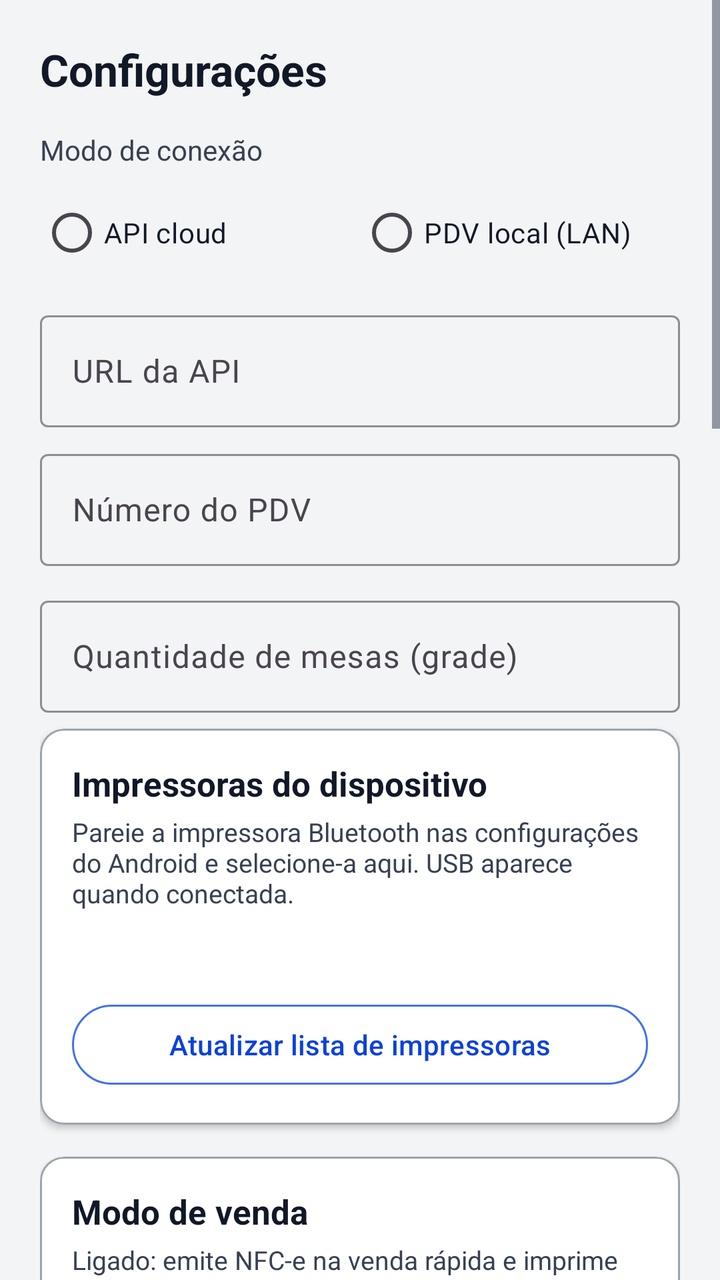
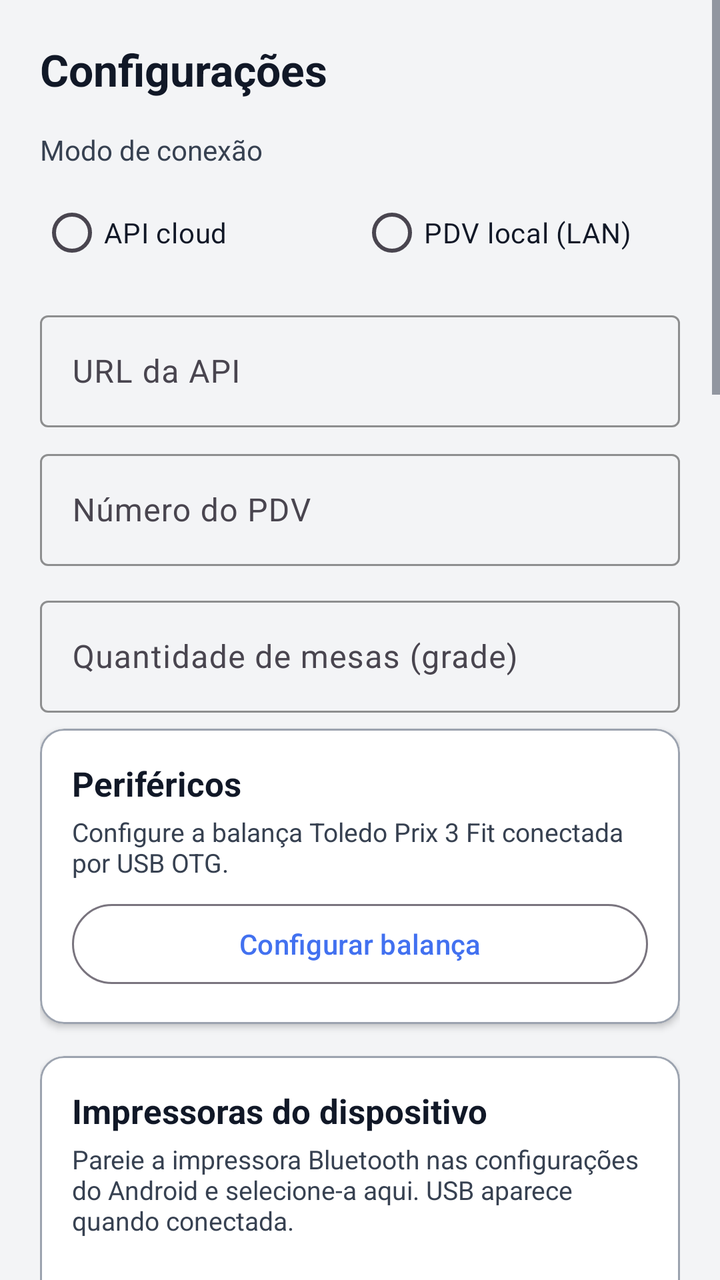

Compare the two renders of this Android layout. The source of the first and the diff that turns it into the second are given below.
<!-- AndroidManifest.xml: application theme Theme.POSmaisgestao -->
<!-- res/layout/activity_config.xml -->
<?xml version="1.0" encoding="utf-8"?>
<ScrollView xmlns:android="http://schemas.android.com/apk/res/android"
    xmlns:app="http://schemas.android.com/apk/res-auto"
    android:layout_width="match_parent"
    android:layout_height="match_parent"
    android:background="@color/surface"
    android:descendantFocusability="beforeDescendants"
    android:fillViewport="true"
    android:focusableInTouchMode="true">

    <LinearLayout
        android:layout_width="match_parent"
        android:layout_height="wrap_content"
        android:orientation="vertical"
        android:padding="20dp">

        <TextView
            android:layout_width="match_parent"
            android:layout_height="wrap_content"
            android:layout_marginBottom="16dp"
            android:text="@string/configuracoes"
            android:textColor="@color/foreground"
            android:textSize="22sp"
            android:textStyle="bold" />

        <TextView
            android:layout_width="match_parent"
            android:layout_height="wrap_content"
            android:layout_marginBottom="8dp"
            android:text="@string/conexao_modo"
            android:textColor="@color/muted_foreground" />

        <RadioGroup
            android:id="@+id/radioGrupoConexao"
            android:layout_width="match_parent"
            android:layout_height="wrap_content"
            android:layout_marginBottom="12dp"
            android:orientation="horizontal">

            <RadioButton
                android:id="@+id/radioConexaoCloud"
                android:layout_width="0dp"
                android:layout_height="wrap_content"
                android:layout_weight="1"
                android:text="@string/conexao_cloud"
                android:textColor="@color/foreground" />

            <RadioButton
                android:id="@+id/radioConexaoPdv"
                android:layout_width="0dp"
                android:layout_height="wrap_content"
                android:layout_weight="1"
                android:text="@string/conexao_pdv_local"
                android:textColor="@color/foreground" />
        </RadioGroup>

        <com.google.android.material.textfield.TextInputLayout
            android:id="@+id/layoutUrlApi"
            android:layout_width="match_parent"
            android:layout_height="wrap_content"
            android:layout_marginBottom="8dp"
            android:hint="@string/url_api"
            app:hintTextColor="@color/muted_foreground"
            app:boxStrokeColor="@color/primary">

            <com.google.android.material.textfield.TextInputEditText
                android:id="@+id/inputUrlApi"
                android:layout_width="match_parent"
                android:layout_height="wrap_content"
                android:inputType="textUri"
                android:minHeight="56dp"
                android:textColor="@color/foreground"
                android:textColorHint="@color/muted_foreground" />
        </com.google.android.material.textfield.TextInputLayout>

        <com.google.android.material.button.MaterialButton
            android:id="@+id/btnLerQrPdv"
            style="@style/Widget.Material3.Button.OutlinedButton"
            android:layout_width="match_parent"
            android:layout_height="wrap_content"
            android:layout_marginBottom="8dp"
            android:text="@string/ler_qr_pdv"
            android:visibility="gone" />

        <LinearLayout
            android:id="@+id/blocoAcoesPdv"
            android:layout_width="match_parent"
            android:layout_height="wrap_content"
            android:layout_marginBottom="12dp"
            android:orientation="horizontal"
            android:visibility="gone">

            <com.google.android.material.button.MaterialButton
                android:id="@+id/btnTestarPdv"
                style="@style/Widget.Material3.Button.OutlinedButton"
                android:layout_width="0dp"
                android:layout_height="wrap_content"
                android:layout_marginEnd="8dp"
                android:layout_weight="1"
                android:text="@string/testar_pdv" />

            <com.google.android.material.button.MaterialButton
                android:id="@+id/btnCarregarCatalogo"
                android:layout_width="0dp"
                android:layout_height="wrap_content"
                android:layout_weight="1"
                android:text="@string/carregar_catalogo" />
        </LinearLayout>

        <com.google.android.material.textfield.TextInputLayout
            android:id="@+id/layoutNumeroPdv"
            android:layout_width="match_parent"
            android:layout_height="wrap_content"
            android:layout_marginBottom="12dp"
            android:hint="@string/numero_pdv"
            app:hintTextColor="@color/muted_foreground"
            app:boxStrokeColor="@color/primary">

            <com.google.android.material.textfield.TextInputEditText
                android:id="@+id/inputNumeroPdv"
                android:layout_width="match_parent"
                android:layout_height="wrap_content"
                android:inputType="number"
                android:minHeight="56dp"
                android:textColor="@color/foreground"
                android:textColorHint="@color/muted_foreground" />
        </com.google.android.material.textfield.TextInputLayout>

        <com.google.android.material.textfield.TextInputLayout
            android:id="@+id/layoutQuantidadeMesas"
            android:layout_width="match_parent"
            android:layout_height="wrap_content"
            android:layout_marginBottom="8dp"
            android:hint="@string/quantidade_mesas"
            app:hintTextColor="@color/muted_foreground"
            app:boxStrokeColor="@color/primary">

            <com.google.android.material.textfield.TextInputEditText
                android:id="@+id/inputQuantidadeMesas"
                android:layout_width="match_parent"
                android:layout_height="wrap_content"
                android:inputType="number"
                android:minHeight="56dp"
                android:textColor="@color/foreground"
                android:textColorHint="@color/muted_foreground" />
        </com.google.android.material.textfield.TextInputLayout>

        <TextView
            android:id="@+id/txtConfigOrigemPdv"
            android:layout_width="match_parent"
            android:layout_height="wrap_content"
            android:layout_marginBottom="16dp"
            android:text="@string/config_origem_pdv"
            android:textColor="@color/muted_foreground"
            android:textSize="13sp"
            android:visibility="gone" />

        <com.google.android.material.card.MaterialCardView
            android:layout_width="match_parent"
            android:layout_height="wrap_content"
            android:layout_marginBottom="16dp"
            app:cardBackgroundColor="@color/card"
            app:cardCornerRadius="12dp"
            app:cardElevation="2dp"
            app:strokeColor="@color/border"
            app:strokeWidth="1dp">

            <LinearLayout
                android:layout_width="match_parent"
                android:layout_height="wrap_content"
                android:orientation="vertical"
                android:padding="16dp">

                <TextView
                    android:layout_width="match_parent"
                    android:layout_height="wrap_content"
                    android:layout_marginBottom="4dp"
                    android:text="@string/impressoras_titulo"
                    android:textColor="@color/foreground"
                    android:textSize="17sp"
                    android:textStyle="bold" />

                <TextView
                    android:layout_width="match_parent"
                    android:layout_height="wrap_content"
                    android:layout_marginBottom="8dp"
                    android:text="@string/impressoras_ajuda"
                    android:textColor="@color/muted_foreground"
                    android:textSize="13sp" />

                <TextView
                    android:id="@+id/txtImpressoraSelecionada"
                    android:layout_width="match_parent"
                    android:layout_height="wrap_content"
                    android:layout_marginBottom="8dp"
                    android:textColor="@color/primary_dark"
                    android:textSize="14sp"
                    android:textStyle="bold" />

                <LinearLayout
                    android:id="@+id/listaImpressoras"
                    android:layout_width="match_parent"
                    android:layout_height="wrap_content"
                    android:orientation="vertical"
                    android:layout_marginBottom="8dp" />

                <TextView
                    android:id="@+id/txtSemImpressoras"
                    android:layout_width="match_parent"
                    android:layout_height="wrap_content"
                    android:layout_marginBottom="8dp"
                    android:text="@string/sem_impressoras_encontradas"
                    android:textColor="@color/muted_foreground"
                    android:textSize="13sp"
                    android:visibility="gone" />

                <com.google.android.material.button.MaterialButton
                    android:id="@+id/btnAtualizarImpressoras"
                    style="@style/Widget.Material3.Button.OutlinedButton"
                    android:layout_width="match_parent"
                    android:layout_height="wrap_content"
                    android:text="@string/atualizar_impressoras"
                    android:textColor="@color/primary_dark"
                    app:strokeColor="@color/primary" />
            </LinearLayout>
        </com.google.android.material.card.MaterialCardView>

        <com.google.android.material.card.MaterialCardView
            android:layout_width="match_parent"
            android:layout_height="wrap_content"
            android:layout_marginBottom="16dp"
            app:cardBackgroundColor="@color/card"
            app:cardCornerRadius="12dp"
            app:cardElevation="2dp"
            app:strokeColor="@color/border"
            app:strokeWidth="1dp">

            <LinearLayout
                android:layout_width="match_parent"
                android:layout_height="wrap_content"
                android:orientation="vertical"
                android:padding="16dp">

                <TextView
                    android:layout_width="match_parent"
                    android:layout_height="wrap_content"
                    android:layout_marginBottom="4dp"
                    android:text="@string/modo_venda_titulo"
                    android:textColor="@color/foreground"
                    android:textSize="17sp"
                    android:textStyle="bold" />

                <TextView
                    android:layout_width="match_parent"
                    android:layout_height="wrap_content"
                    android:layout_marginBottom="8dp"
                    android:text="@string/modo_venda_ajuda"
                    android:textColor="@color/muted_foreground"
                    android:textSize="13sp" />

                <com.google.android.material.switchmaterial.SwitchMaterial
                    android:id="@+id/switchEmitirNfcePos"
                    android:layout_width="match_parent"
                    android:layout_height="wrap_content"
                    android:minHeight="56dp"
                    android:text="@string/emitir_nfce_pos"
                    android:textColor="@color/foreground" />

                <com.google.android.material.switchmaterial.SwitchMaterial
                    android:id="@+id/switchFichasEvento"
                    android:layout_width="match_parent"
                    android:layout_height="wrap_content"
                    android:layout_marginTop="8dp"
                    android:minHeight="56dp"
                    android:text="@string/imprimir_fichas_evento"
                    android:textColor="@color/foreground" />

                <TextView
                    android:layout_width="match_parent"
                    android:layout_height="wrap_content"
                    android:layout_marginTop="4dp"
                    android:text="@string/fichas_evento_ajuda"
                    android:textColor="@color/muted_foreground"
                    android:textSize="13sp" />
            </LinearLayout>
        </com.google.android.material.card.MaterialCardView>

        <com.google.android.material.card.MaterialCardView
            android:layout_width="match_parent"
            android:layout_height="wrap_content"
            android:layout_marginBottom="16dp"
            app:cardBackgroundColor="@color/card"
            app:cardCornerRadius="12dp"
            app:cardElevation="2dp"
            app:strokeColor="@color/border"
            app:strokeWidth="1dp">

            <LinearLayout
                android:layout_width="match_parent"
                android:layout_height="wrap_content"
                android:orientation="vertical"
                android:padding="16dp">

                <TextView
                    android:layout_width="match_parent"
                    android:layout_height="wrap_content"
                    android:layout_marginBottom="4dp"
                    android:text="@string/pix_config_titulo"
                    android:textColor="@color/foreground"
                    android:textSize="17sp"
                    android:textStyle="bold" />

                <TextView
                    android:layout_width="match_parent"
                    android:layout_height="wrap_content"
                    android:layout_marginBottom="8dp"
                    android:text="@string/pix_config_ajuda"
                    android:textColor="@color/muted_foreground"
                    android:textSize="13sp" />

                <com.google.android.material.switchmaterial.SwitchMaterial
                    android:id="@+id/switchPixQr"
                    android:layout_width="match_parent"
                    android:layout_height="wrap_content"
                    android:minHeight="56dp"
                    android:text="@string/habilitar_pix_qr"
                    android:textColor="@color/foreground" />

                <com.google.android.material.textfield.TextInputLayout
                    android:layout_width="match_parent"
                    android:layout_height="wrap_content"
                    android:layout_marginTop="8dp"
                    android:hint="@string/chave_pix"
                    app:boxStrokeColor="@color/primary"
                    app:hintTextColor="@color/muted_foreground">

                    <com.google.android.material.textfield.TextInputEditText
                        android:id="@+id/inputChavePix"
                        android:layout_width="match_parent"
                        android:layout_height="wrap_content"
                        android:inputType="textEmailAddress"
                        android:minHeight="56dp"
                        android:textColor="@color/foreground"
                        android:textColorHint="@color/muted_foreground" />
                </com.google.android.material.textfield.TextInputLayout>

                <com.google.android.material.textfield.TextInputLayout
                    android:layout_width="match_parent"
                    android:layout_height="wrap_content"
                    android:layout_marginTop="8dp"
                    android:hint="@string/nome_recebedor_pix"
                    app:boxStrokeColor="@color/primary"
                    app:hintTextColor="@color/muted_foreground">

                    <com.google.android.material.textfield.TextInputEditText
                        android:id="@+id/inputNomePix"
                        android:layout_width="match_parent"
                        android:layout_height="wrap_content"
                        android:inputType="textPersonName"
                        android:minHeight="56dp"
                        android:textColor="@color/foreground"
                        android:textColorHint="@color/muted_foreground" />
                </com.google.android.material.textfield.TextInputLayout>

                <com.google.android.material.textfield.TextInputLayout
                    android:layout_width="match_parent"
                    android:layout_height="wrap_content"
                    android:layout_marginTop="8dp"
                    android:hint="@string/cidade_pix"
                    app:boxStrokeColor="@color/primary"
                    app:hintTextColor="@color/muted_foreground">

                    <com.google.android.material.textfield.TextInputEditText
                        android:id="@+id/inputCidadePix"
                        android:layout_width="match_parent"
                        android:layout_height="wrap_content"
                        android:inputType="text"
                        android:minHeight="56dp"
                        android:textColor="@color/foreground"
                        android:textColorHint="@color/muted_foreground" />
                </com.google.android.material.textfield.TextInputLayout>
            </LinearLayout>
        </com.google.android.material.card.MaterialCardView>

        <com.google.android.material.card.MaterialCardView
            android:layout_width="match_parent"
            android:layout_height="wrap_content"
            android:layout_marginBottom="16dp"
            app:cardBackgroundColor="@color/card"
            app:cardCornerRadius="12dp"
            app:cardElevation="2dp"
            app:strokeColor="@color/border"
            app:strokeWidth="1dp">

            <LinearLayout
                android:layout_width="match_parent"
                android:layout_height="wrap_content"
                android:orientation="vertical"
                android:padding="16dp">

                <TextView
                    android:layout_width="match_parent"
                    android:layout_height="wrap_content"
                    android:layout_marginBottom="4dp"
                    android:text="@string/tema_titulo"
                    android:textColor="@color/foreground"
                    android:textSize="17sp"
                    android:textStyle="bold" />

                <TextView
                    android:layout_width="match_parent"
                    android:layout_height="wrap_content"
                    android:layout_marginBottom="8dp"
                    android:text="@string/tema_ajuda"
                    android:textColor="@color/muted_foreground"
                    android:textSize="13sp" />

                <RadioGroup
                    android:id="@+id/radioGrupoTema"
                    android:layout_width="match_parent"
                    android:layout_height="wrap_content"
                    android:orientation="vertical">

                    <RadioButton
                        android:id="@+id/radioTemaClaro"
                        android:layout_width="match_parent"
                        android:layout_height="wrap_content"
                        android:minHeight="48dp"
                        android:text="@string/tema_claro"
                        android:textColor="@color/foreground" />

                    <RadioButton
                        android:id="@+id/radioTemaEscuro"
                        android:layout_width="match_parent"
                        android:layout_height="wrap_content"
                        android:minHeight="48dp"
                        android:text="@string/tema_escuro"
                        android:textColor="@color/foreground" />

                    <RadioButton
                        android:id="@+id/radioTemaSistema"
                        android:layout_width="match_parent"
                        android:layout_height="wrap_content"
                        android:minHeight="48dp"
                        android:text="@string/tema_sistema"
                        android:textColor="@color/foreground" />
                </RadioGroup>
            </LinearLayout>
        </com.google.android.material.card.MaterialCardView>

        <com.google.android.material.button.MaterialButton
            android:id="@+id/btnSalvarConfig"
            style="@style/PosBigButton"
            android:layout_width="match_parent"
            android:layout_height="wrap_content"
            android:layout_marginBottom="12dp"
            android:text="@string/salvar" />

        <com.google.android.material.button.MaterialButton
            android:id="@+id/btnGerenciarAtalhos"
            style="@style/PosBigButton"
            android:layout_width="match_parent"
            android:layout_height="wrap_content"
            android:layout_marginBottom="12dp"
            android:text="@string/gerenciar_atalhos" />

        <com.google.android.material.button.MaterialButton
            android:id="@+id/btnTrocarEmpresa"
            style="@style/Widget.Material3.Button.OutlinedButton"
            android:layout_width="match_parent"
            android:layout_height="wrap_content"
            android:layout_marginBottom="12dp"
            android:minHeight="56dp"
            android:text="@string/trocar_empresa"
            android:textColor="@color/primary_dark"
            app:strokeColor="@color/primary" />

        <com.google.android.material.button.MaterialButton
            android:id="@+id/btnLogout"
            style="@style/PosBigButton"
            android:layout_width="match_parent"
            android:layout_height="wrap_content"
            android:backgroundTint="@color/danger"
            android:text="@string/logout" />
    </LinearLayout>
</ScrollView>
<!-- resources referenced by this layout -->
<resources>
  <color name="border">#9CA3AF</color>
  <color name="card">#FFFFFF</color>
  <color name="danger">#E5010C</color>
  <color name="foreground">#111827</color>
  <color name="muted_foreground">#374151</color>
  <color name="primary">#4271F0</color>
  <color name="primary_dark">#0B42DA</color>
  <color name="surface">#F3F4F6</color>
  <string name="atualizar_impressoras">Atualizar lista de impressoras</string>
  <string name="carregar_catalogo">Carregar catálogo</string>
  <string name="chave_pix">Chave PIX</string>
  <string name="cidade_pix">Cidade (QR)</string>
  <string name="conexao_cloud">API cloud</string>
  <string name="conexao_modo">Modo de conexão</string>
  <string name="conexao_pdv_local">PDV local (LAN)</string>
  <string name="config_origem_pdv">Modelo, quantidade e número do PDV vêm da configuração do desktop.</string>
  <string name="configuracoes">Configurações</string>
  <string name="emitir_nfce_pos">Emitir NFC-e na venda</string>
  <string name="fichas_evento_ajuda">Se ligado, após a venda rápida imprime uma ficha por unidade de cada produto (ex.: 5x cerveja = 5 fichas destacáveis). Não imprime ao fechar mesa.</string>
  <string name="gerenciar_atalhos">Gerenciar atalhos</string>
  <string name="habilitar_pix_qr">Exibir QR Code no pagamento PIX</string>
  <string name="impressoras_ajuda">Pareie a impressora Bluetooth nas configurações do Android e selecione-a aqui. USB aparece quando conectada.</string>
  <string name="impressoras_titulo">Impressoras do dispositivo</string>
  <string name="imprimir_fichas_evento">Imprimir fichas de evento</string>
  <string name="ler_qr_pdv">Ler QR do PDV</string>
  <string name="logout">Sair da conta</string>
  <string name="modo_venda_ajuda">Ligado: emite NFC-e na venda rápida e imprime o cupom fiscal (DANFC-e); as notas ficam em Consulta NFC-e na retaguarda.\nDesligado: cria um pedido (DAV) com origem POS, sem NFC-e; veja em Pedidos da maquininha.</string>
  <string name="modo_venda_titulo">Modo de venda</string>
  <string name="nome_recebedor_pix">Nome do recebedor (QR)</string>
  <string name="numero_pdv">Número do PDV</string>
  <string name="pix_config_ajuda">Habilite para exibir o QR Code com valor e chave ao selecionar PIX no pagamento.</string>
  <string name="pix_config_titulo">PIX no PDV</string>
  <string name="quantidade_mesas">Quantidade de mesas (grade)</string>
  <string name="salvar">Salvar</string>
  <string name="sem_impressoras_encontradas">Nenhuma impressora Bluetooth/USB encontrada. Pareie no Android e toque em Atualizar.</string>
  <string name="tema_ajuda">Escolha o visual do POS. O padrão é claro para melhor contraste.</string>
  <string name="tema_claro">Claro</string>
  <string name="tema_escuro">Escuro</string>
  <string name="tema_sistema">Seguir o sistema</string>
  <string name="tema_titulo">Tema do aplicativo</string>
  <string name="testar_pdv">Testar conexão</string>
  <string name="trocar_empresa">Trocar empresa</string>
  <string name="url_api">URL da API</string>
  <style name="PosBigButton" parent="Widget.Material3.Button">
          <item name="android:minHeight">72dp</item>
          <item name="android:textSize">20sp</item>
          <item name="android:textAllCaps">false</item>
          <item name="cornerRadius">8dp</item>
          <item name="backgroundTint">@color/primary</item>
          <item name="android:textColor">@color/primary_foreground</item>
      </style>
  <style name="Theme.POSmaisgestao" parent="Base.Theme.POSmaisgestao" />
  <color name="primary_foreground">#FFFFFF</color>
  <color name="accent">#D0D9F1</color>
  <color name="background">#FFFFFF</color>
  <!-- unchanged entries left out for length: 1 -->
</resources>

<!-- the commit's change to res/layout/activity_config.xml (unified diff, before → after) -->
@@ -154,6 +154,48 @@
             android:textColor="@color/muted_foreground"
             android:textSize="13sp"
             android:visibility="gone" />
+
+        <com.google.android.material.card.MaterialCardView
+            android:layout_width="match_parent"
+            android:layout_height="wrap_content"
+            android:layout_marginBottom="16dp"
+            app:cardBackgroundColor="@color/card"
+            app:cardCornerRadius="12dp"
+            app:cardElevation="2dp"
+            app:strokeColor="@color/border"
+            app:strokeWidth="1dp">
+
+            <LinearLayout
+                android:layout_width="match_parent"
+                android:layout_height="wrap_content"
+                android:orientation="vertical"
+                android:padding="16dp">
+
+                <TextView
+                    android:layout_width="match_parent"
+                    android:layout_height="wrap_content"
+                    android:text="@string/perifericos_titulo"
+                    android:textColor="@color/foreground"
+                    android:textSize="17sp"
+                    android:textStyle="bold" />
+
+                <TextView
+                    android:layout_width="match_parent"
+                    android:layout_height="wrap_content"
+                    android:layout_marginTop="4dp"
+                    android:text="@string/balanca_config_resumo"
+                    android:textColor="@color/muted_foreground"
+                    android:textSize="13sp" />
+
+                <com.google.android.material.button.MaterialButton
+                    android:id="@+id/btnConfigBalanca"
+                    style="@style/Widget.Material3.Button.OutlinedButton"
+                    android:layout_width="match_parent"
+                    android:layout_height="wrap_content"
+                    android:layout_marginTop="8dp"
+                    android:text="@string/balanca_configurar" />
+            </LinearLayout>
+        </com.google.android.material.card.MaterialCardView>
 
         <com.google.android.material.card.MaterialCardView
             android:layout_width="match_parent"
<!-- resource entries referenced after the edit -->
@@ -9,6 +9,8 @@
   <color name="primary_dark">#0B42DA</color>
   <color name="surface">#F3F4F6</color>
   <string name="atualizar_impressoras">Atualizar lista de impressoras</string>
+  <string name="balanca_config_resumo">Configure a balança Toledo Prix 3 Fit conectada por USB OTG.</string>
+  <string name="balanca_configurar">Configurar balança</string>
   <string name="carregar_catalogo">Carregar catálogo</string>
   <string name="chave_pix">Chave PIX</string>
   <string name="cidade_pix">Cidade (QR)</string>
@@ -30,6 +32,7 @@
   <string name="modo_venda_titulo">Modo de venda</string>
   <string name="nome_recebedor_pix">Nome do recebedor (QR)</string>
   <string name="numero_pdv">Número do PDV</string>
+  <string name="perifericos_titulo">Periféricos</string>
   <string name="pix_config_ajuda">Habilite para exibir o QR Code com valor e chave ao selecionar PIX no pagamento.</string>
   <string name="pix_config_titulo">PIX no PDV</string>
   <string name="quantidade_mesas">Quantidade de mesas (grade)</string>
